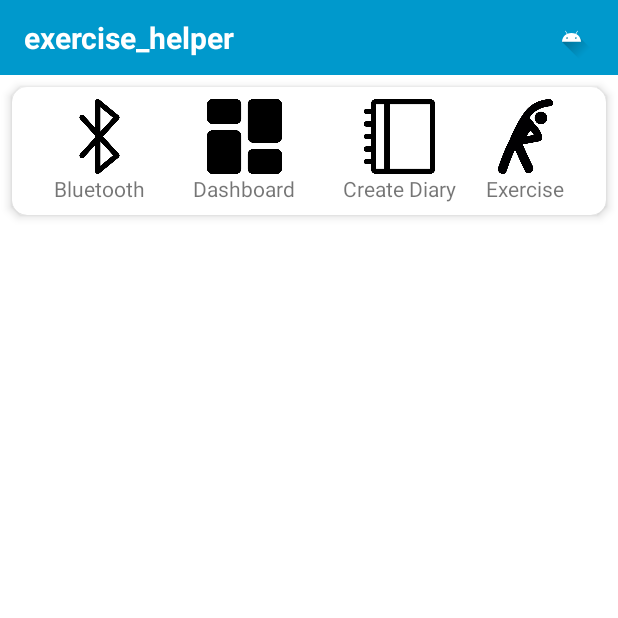
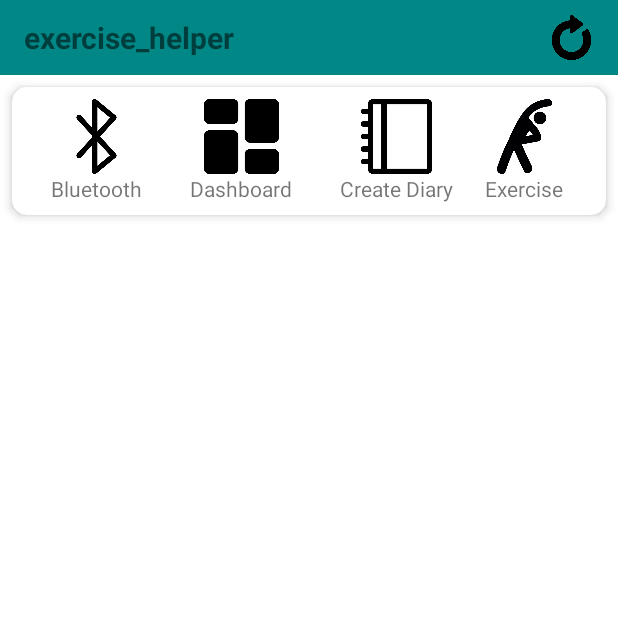
Before and after one commit to youngyin/exercise_helper, an Android app: the screen it shows after launch (MainActivity), on a phone screen of 412 x 824 dp, the top half of it. Run offline under Robolectric (Android 15) with nearby library versions, the phone set to English and light mode, and no system bars.

Commit message:
connect SQLlite #2
- refactoring
- upate ui

```diff
--- a/exercise_helper_app/app/src/main/java/com/example/exercise_helper/MainActivity.java
+++ b/exercise_helper_app/app/src/main/java/com/example/exercise_helper/MainActivity.java
@@ -1,7 +1,4 @@
 package com.example.exercise_helper;
-
-import androidx.appcompat.app.AlertDialog;
-import androidx.appcompat.app.AppCompatActivity;
 
 import android.content.DialogInterface;
 import android.content.Intent;
@@ -9,17 +6,17 @@ import android.database.Cursor;
 import android.database.sqlite.SQLiteDatabase;
 import android.database.sqlite.SQLiteOpenHelper;
 import android.os.Bundle;
-import android.view.Menu;
 import android.view.View;
 import android.widget.ImageButton;
+import android.widget.ImageView;
+import android.widget.Toast;
+import android.widget.Toolbar;
+
+import androidx.appcompat.app.AlertDialog;
+import androidx.appcompat.app.AppCompatActivity;
 import androidx.recyclerview.widget.DividerItemDecoration;
 import androidx.recyclerview.widget.LinearLayoutManager;
 import androidx.recyclerview.widget.RecyclerView;
-import android.widget.Button;
-import android.widget.ImageView;
-import android.widget.TextView;
-import android.widget.Toast;
-import android.widget.Toolbar;
 
 import java.util.ArrayList;
 
@@ -33,6 +30,12 @@ public class MainActivity extends AppCompatActivity implements View.OnClickListe
         super.onCreate(savedInstanceState);
         setContentView(R.layout.activity_main);
 
+        initView();
+        initRecyclerView();
+        selectAllDB();
+    }
+
+    private void initView(){
         ImageButton exerciseBtn = findViewById(R.id.exercise_btn);
         ImageButton diaryBtn = findViewById(R.id.diary_btn);
         ImageButton bluetoothBtn = findViewById(R.id.bluetooth_btn);
@@ -43,6 +46,13 @@ public class MainActivity extends AppCompatActivity implements View.OnClickListe
         bluetoothBtn.setOnClickListener(this);
         dashboardBtn.setOnClickListener(this);
 
+        // tool bar
+        ImageView ivMenu=findViewById(R.id.iv_menu);
+        ivMenu.setImageResource(R.drawable.refresh);
+        ivMenu.setOnClickListener(this);
+    }
+
+    private void initRecyclerView(){
         RecyclerView mRecyclerView = (RecyclerView) findViewById(R.id.recyclerview_main_list);
         LinearLayoutManager mLinearLayoutManager = new LinearLayoutManager(this);
         mRecyclerView.setLayoutManager(mLinearLayoutManager);
@@ -54,21 +64,23 @@ public class MainActivity extends AppCompatActivity implements View.OnClickListe
 
         DividerItemDecoration dividerItemDecoration = new DividerItemDecoration(mRecyclerView.getContext(), mLinearLayoutManager.getOrientation());
         mRecyclerView.addItemDecoration(dividerItemDecoration);
+    }
 
-        // 초기설정
+    private void selectAllDB() {
         DBHelper dbHelper = new DBHelper(this);
         SQLiteDatabase db = dbHelper.getWritableDatabase();
-        Cursor cursor = db.rawQuery("select _id, title, category, delay, content, _time from "+ DBHelper.DATABASE_NAME+" order by _time", null);
+        Cursor cursor = db.rawQuery("select _id, title, category, delay, content, _time from "+ DBHelper.DATABASE_NAME+" order by _id DESC", null);
 
         while (cursor.moveToNext()){
-            Dictionary data = new Dictionary(cursor.getString(0), cursor.getString(1), cursor.getString(2), cursor.getString(3), cursor.getString(4), cursor.getString(5));
+            Dictionary data = new Dictionary(cursor.getString(0),
+                    cursor.getString(1),
+                    cursor.getString(2),
+                    cursor.getString(3),
+                    cursor.getString(4),
+                    cursor.getString(5));
             mArrayList.add(data); // RecyclerView의 마지막 줄에 삽입
             mAdapter.notifyDataSetChanged();
         }
-
-        ImageView ivMenu=findViewById(R.id.iv_menu);
-        ivMenu.setImageResource(R.drawable.ic_launcher_foreground);
-        ivMenu.setOnClickListener(this);
     }
 
     @Override
@@ -95,16 +107,19 @@ public class MainActivity extends AppCompatActivity implements View.OnClickListe
                 break;
 
             case R.id.iv_menu :
+                showDialog();
+                break;
+        }
+    }
+
+    private void showDialog(){
         AlertDialog.Builder builder = new AlertDialog.Builder(MainActivity.this);
         builder.setTitle("delete diary");
         builder.setMessage("모든 기록을 삭제하시겠습니까?");
         builder.setPositiveButton("yes", new DialogInterface.OnClickListener() {
             @Override
             public void onClick(DialogInterface dialog, int which) {
-                        SQLiteOpenHelper myDBHelper = new DBHelper(getApplicationContext());
-                        SQLiteDatabase sqlDB = myDBHelper.getWritableDatabase();
-                        myDBHelper.onUpgrade(sqlDB, 0, 0); // 전체 삭제
-
+                initializationDB(); // DB 초기화
                 Intent intent = new Intent(getApplicationContext(), MainActivity.class);
                 finish();
                 startActivity(intent);
@@ -112,14 +127,18 @@ public class MainActivity extends AppCompatActivity implements View.OnClickListe
         });
         builder.setNegativeButton("no",null);
         builder.create().show();
-                break;
     }
+
+    private void initializationDB(){
+        SQLiteOpenHelper myDBHelper = new DBHelper(getApplicationContext());
+        SQLiteDatabase sqlDB = myDBHelper.getWritableDatabase();
+        myDBHelper.onUpgrade(sqlDB, 0, 0);
     }
 
     public static Dictionary item = null;
     @Override
     public void onItemClick(View v, int position) {
-        Toast.makeText(this, item.getId()+" 를 클릭!!", Toast.LENGTH_LONG).show();
+        //Toast.makeText(this, item.getId()+" 를 클릭!!", Toast.LENGTH_LONG).show();
         Intent intent;
         intent = new Intent(this, DiaryActivity.class);
         finish();
--- a/exercise_helper_app/app/src/main/res/layout/activity_diary.xml
+++ b/exercise_helper_app/app/src/main/res/layout/activity_diary.xml
@@ -11,7 +11,7 @@
 
     <TextView
         android:layout_width="match_parent"
-        android:layout_height="wrap_content"
+        android:layout_height="0dp"
         android:text="아이디"
         android:textSize="@dimen/big_title_font_size"
         android:layout_marginRight="@dimen/layout_default_space"
@@ -24,7 +24,7 @@
         android:textColor="@color/black"
         android:background="@drawable/memo_border"
         android:layout_width="match_parent"
-        android:layout_height="wrap_content"
+        android:layout_height="0dp"
         android:layout_marginRight="@dimen/layout_default_space"
         android:layout_marginLeft="@dimen/layout_default_space"
         android:layout_marginTop="@dimen/layout_default_space"/>
--- a/exercise_helper_app/app/src/main/res/layout/activity_exercise.xml
+++ b/exercise_helper_app/app/src/main/res/layout/activity_exercise.xml
@@ -63,7 +63,6 @@
                 android:layout_weight="1"
                 android:gravity="center"
                 android:text="Not connected..."
-                android:textColor="@color/gray_700"
                 android:textSize="@dimen/default_font_size"/>
 
         </LinearLayout>
--- a/exercise_helper_app/app/src/main/res/layout/activity_main.xml
+++ b/exercise_helper_app/app/src/main/res/layout/activity_main.xml
@@ -11,7 +11,7 @@
     <include  layout="@layout/toolbar"/>
 
     <com.google.android.material.card.MaterialCardView
-        android:id="@+id/khu_notifications_card"
+        android:padding="@dimen/layout_default_space"
         android:layout_width="match_parent"
         android:layout_height="wrap_content"
         android:layout_margin="@dimen/layout_default_space"
@@ -77,8 +77,8 @@
                 android:id="@+id/tv1"
                 android:layout_width="wrap_content"
                 android:layout_height="wrap_content"
-                android:layout_marginStart="20dp"
-                android:layout_marginLeft="20dp"
+                android:layout_marginStart="18dp"
+                android:layout_marginLeft="18dp"
                 android:text="Bluetooth"
                 app:layout_constraintBottom_toBottomOf="parent"
                 app:layout_constraintStart_toStartOf="parent" />
@@ -118,10 +118,7 @@
         android:id="@+id/recyclerview_main_list"
         android:layout_width="match_parent"
         android:layout_height="wrap_content"
-        app:layout_constraintVertical_weight="9"
-        app:layout_constraintLeft_toLeftOf="parent"
-        app:layout_constraintRight_toRightOf="parent"
-        app:layout_constraintTop_toTopOf="parent"
+        android:layout_margin="@dimen/layout_default_space"
         android:scrollbarFadeDuration="0"
         android:scrollbarSize="5dp"
         android:scrollbarThumbVertical="@android:color/darker_gray"
--- a/exercise_helper_app/app/src/main/res/layout/item_list.xml
+++ b/exercise_helper_app/app/src/main/res/layout/item_list.xml
@@ -13,9 +13,10 @@
     <TextView
         android:id="@+id/id_textview"
         android:layout_width="match_parent"
-        android:layout_height="wrap_content"
+        android:layout_height="0dp"
         android:textSize="@dimen/big_title_font_size"
-        android:text="id"/>
+        android:text="id"
+        tools:ignore="Suspicious0dp" />
 
     <TextView
         android:id="@+id/title_textview"
--- a/exercise_helper_app/app/src/main/res/layout/toolbar.xml
+++ b/exercise_helper_app/app/src/main/res/layout/toolbar.xml
@@ -6,7 +6,7 @@
     android:layout_width="match_parent"
     android:layout_height="50dp"
     app:contentInsetStart="0dp"
-    android:background="@android:color/holo_blue_dark">
+    android:background="@color/teal_700">
 
     <androidx.constraintlayout.widget.ConstraintLayout
         android:layout_width="match_parent"
@@ -29,7 +29,6 @@
             android:layout_marginStart="16dp"
             android:layout_marginLeft="16dp"
             android:text="@string/app_name"
-            android:textColor="@android:color/white"
             android:textSize="@dimen/big_title_font_size"
             android:textStyle="bold"
             app:layout_constraintBottom_toBottomOf="parent"
--- a/exercise_helper_app/app/src/main/res/values/colors.xml
+++ b/exercise_helper_app/app/src/main/res/values/colors.xml
@@ -7,5 +7,4 @@
     <color name="teal_700">#FF018786</color>
     <color name="black">#FF000000</color>
     <color name="white">#FFFFFFFF</color>
-    <color name="gray_700" />
 </resources>
```
Also changed, not shown: exercise_helper_app/app/src/main/java/com/example/exercise_helper/DBHelper.java (+36 -0 lines), exercise_helper_app/app/src/main/java/com/example/exercise_helper/DiaryActivity.java (+8 -25 lines), exercise_helper_app/app/src/main/res/drawable/refresh.png (added). Lines whose indentation alone changed are shown as unchanged.
